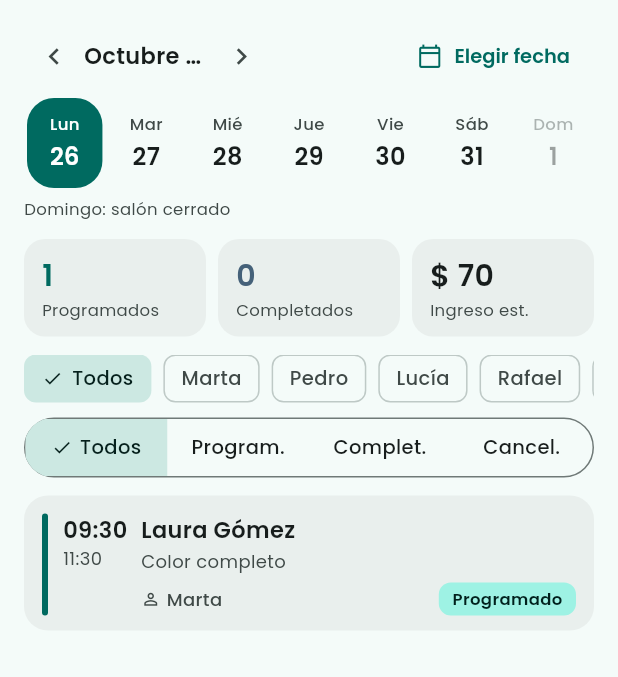
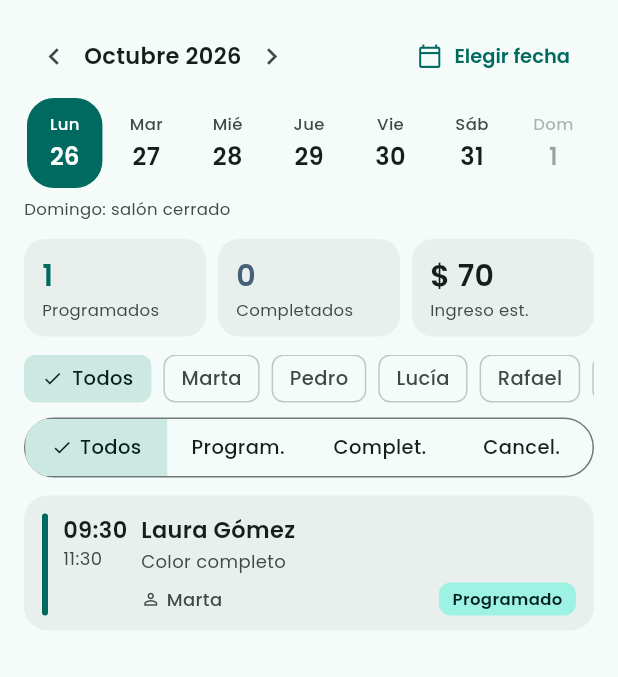
Before and after one commit to xcaim04/Turco, a Flutter app: the screen it shows after launch, on a phone screen of 412 x 824 dp, the part 70-747 px from its top. Run offline on Flutter 3.47's test engine with Material 3 defaults, Android fonts, the phone set to English and light mode, and no system bars; our stand-ins replace go_router.

Commit message:
Agenda: el mes de la cabecera ya no se recorta cuando cabe
El arreglo anterior repartía el espacio libre entre el texto del mes y
el Spacer, y "Octubre 2026" se mostraba como "Octubr…" en 375 dp.
Ahora las flechas y el mes van en un Row expandido y el texto solo se
recorta si de verdad no cabe.

Co-Authored-By: Claude Opus 5.5 <noreply@anthropic.com>

```diff
--- a/lib/views/agenda/agenda_screen.dart
+++ b/lib/views/agenda/agenda_screen.dart
@@ -242,6 +242,10 @@ class _AgendaScreenState extends State<AgendaScreen> {
     final cs = Theme.of(context).colorScheme;
     return Row(
       children: [
+        // El mes ocupa lo que necesite y solo se recorta si no cabe.
+        Expanded(
+          child: Row(
+            children: [
               IconButton(
                 tooltip: 'Semana anterior',
                 visualDensity: VisualDensity.compact,
@@ -262,7 +266,9 @@ class _AgendaScreenState extends State<AgendaScreen> {
                 onPressed: () => vm.cambiarSemana(1),
                 icon: const Icon(Icons.chevron_right, size: 22),
               ),
-        const Spacer(),
+            ],
+          ),
+        ),
         TextButton.icon(
           onPressed: () => _elegirFecha(vm),
           icon: const Icon(Icons.calendar_today_outlined, size: 17),
```
Lines whose indentation alone changed are shown as unchanged.
